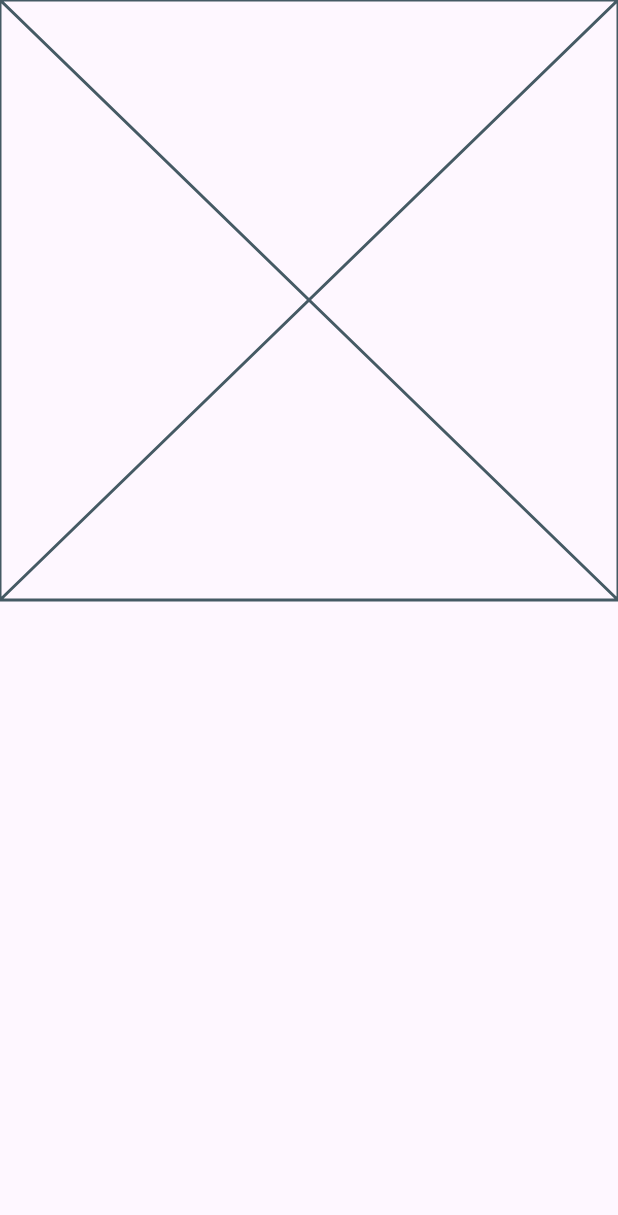
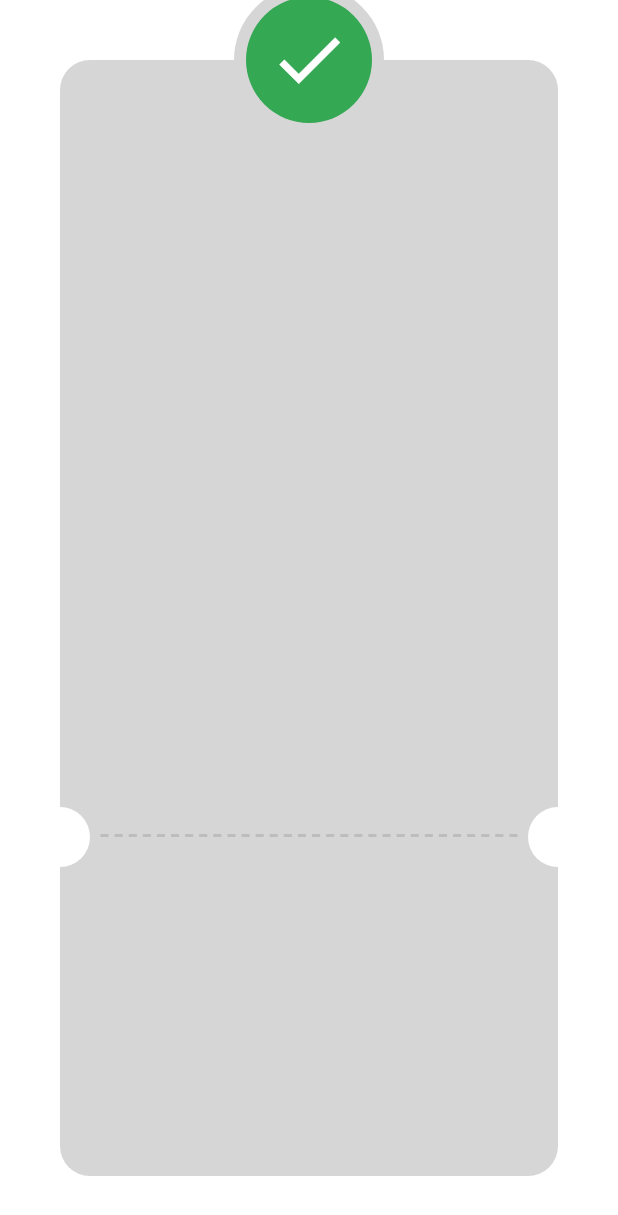
Before and after one commit to shehab-nabil/payment_app, a Flutter app: the ThankYouView screen opened directly, on a phone screen of 412 x 824 dp. Shown: the top 1215 px of the screen. Run offline on Flutter 3.47's test engine with Material 3 defaults, Android fonts, the phone set to English and light mode, and no system bars; our stand-ins replace flutter_credit_card, flutter_svg.

Commit message:
refactor thank you screen

```diff
--- a/lib/feature/checkout/view/thank_you_view.dart
+++ b/lib/feature/checkout/view/thank_you_view.dart
@@ -7,6 +7,7 @@ class ThankYouView extends StatelessWidget {
   @override
   Widget build(BuildContext context) {
     return const Scaffold(
+      backgroundColor: Colors.white,
       body: Column(
         children: [
           ThankYouBody(),
--- /dev/null
+++ b/lib/feature/checkout/view/widgets/custom_check_icon.dart
@@ -0,0 +1,24 @@
+import 'package:flutter/material.dart';
+
+class CustomCheckIcon extends StatelessWidget {
+  const CustomCheckIcon({
+    super.key,
+  });
+
+  @override
+  Widget build(BuildContext context) {
+    return CircleAvatar(
+      radius: 50,
+      backgroundColor: Colors.grey[350],
+      child: const CircleAvatar(
+        radius: 42,
+        backgroundColor: Color(0xFF34A853),
+        child: Icon(
+          Icons.check,
+          color: Colors.white,
+          size: 55,
+        ),
+      ),
+    );
+  }
+}
--- /dev/null
+++ b/lib/feature/checkout/view/widgets/custom_dashed_line.dart
@@ -0,0 +1,24 @@
+import 'package:flutter/material.dart';
+
+class CustomDashedLine extends StatelessWidget {
+  const CustomDashedLine({
+    super.key,
+  });
+
+  @override
+  Widget build(BuildContext context) {
+    return Row(
+      children: List.generate(
+          30,
+          (index) => Expanded(
+                child: Padding(
+                  padding: const EdgeInsets.symmetric(horizontal: 2),
+                  child: Container(
+                    color: Colors.grey[400],
+                    height: 2,
+                  ),
+                ),
+              )),
+    );
+  }
+}
--- a/lib/feature/checkout/view/widgets/thank_you_body.dart
+++ b/lib/feature/checkout/view/widgets/thank_you_body.dart
@@ -1,10 +1,49 @@
 import 'package:flutter/material.dart';
+import 'package:payment_app/feature/checkout/view/widgets/custom_check_icon.dart';
+import 'package:payment_app/feature/checkout/view/widgets/custom_dashed_line.dart';
+import 'package:payment_app/feature/checkout/view/widgets/thank_you_card.dart';
 
 class ThankYouBody extends StatelessWidget {
   const ThankYouBody({super.key});
 
   @override
   Widget build(BuildContext context) {
-    return const Placeholder();
+    return Expanded(
+      child: Padding(
+        padding: const EdgeInsets.all(40),
+        child: Stack(
+          clipBehavior: Clip.none,
+          children: [
+            const ThankYouCard(),
+            Positioned(
+              bottom: MediaQuery.sizeOf(context).height / 4 + 20,
+              right: 25,
+              left: 25,
+              child: const CustomDashedLine(),
+            ),
+            Positioned(
+              left: -20,
+              bottom: MediaQuery.sizeOf(context).height / 4,
+              child: const CircleAvatar(
+                backgroundColor: Colors.white,
+              ),
+            ),
+            Positioned(
+              right: -20,
+              bottom: MediaQuery.sizeOf(context).height / 4,
+              child: const CircleAvatar(
+                backgroundColor: Colors.white,
+              ),
+            ),
+            const Positioned(
+              left: 0,
+              right: 0,
+              top: -50,
+              child: CustomCheckIcon(),
+            ),
+          ],
+        ),
+      ),
+    );
   }
 }
--- /dev/null
+++ b/lib/feature/checkout/view/widgets/thank_you_card.dart
@@ -0,0 +1,21 @@
+import 'package:flutter/material.dart';
+
+class ThankYouCard extends StatelessWidget {
+  const ThankYouCard({
+    super.key,
+  });
+
+  @override
+  Widget build(BuildContext context) {
+    return Container(
+      // width: double.infinity,
+      // height: MediaQuery.of(context).size.height / 1,
+      decoration: ShapeDecoration(
+        color: Colors.grey[350],
+        shape: RoundedRectangleBorder(
+          borderRadius: BorderRadius.circular(20),
+        ),
+      ),
+    );
+  }
+}
```
